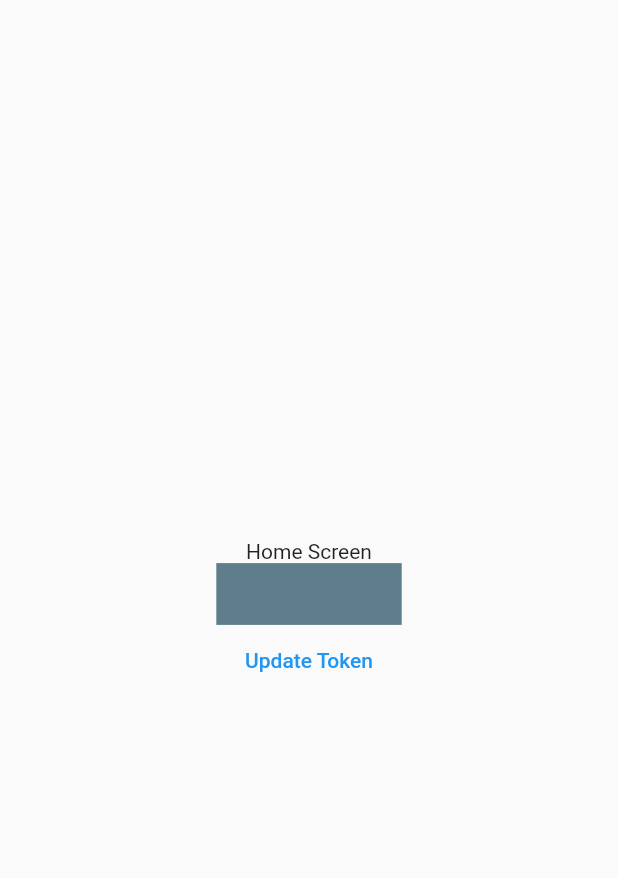
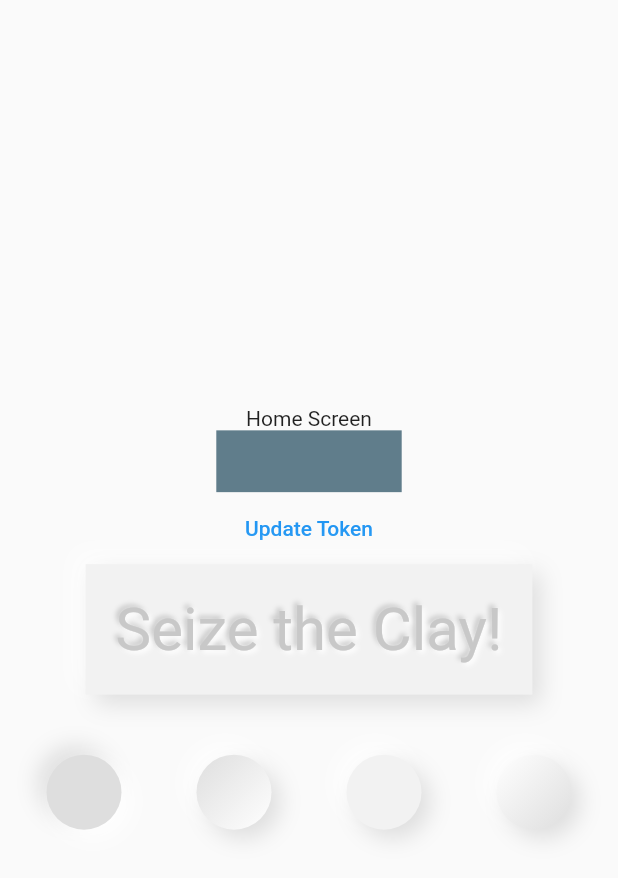
Before and after one commit to kelvin960606/flstart, a Flutter app: the Home screen opened by its route, on a phone screen of 412 x 824 dp. Shown: the top 878 px of the screen. Run offline on Flutter 3.47's test engine with Material 2 defaults, Android fonts, the phone set to English and light mode, and no system bars; drawn by our look-alikes of clay_containers; our stand-ins replace animate_do, dio, get, get_storage, shared_preferences; accounts and stored records are empty.

Commit message:
update componennt

```diff
--- a/lib/Controllers/authController.dart
+++ b/lib/Controllers/authController.dart
@@ -26,7 +26,7 @@ class AuthController extends GetxController {
   }
 
   void deleteToken() async {
-    token.nil();
+    token.value = '';
     box.remove('token');
     await prefs.remove('token');
   }
--- a/lib/Pages/home.dart
+++ b/lib/Pages/home.dart
@@ -1,16 +1,16 @@
+import 'package:animate_do/animate_do.dart';
+import 'package:clay_containers/clay_containers.dart';
 import 'package:flstart/Controllers/authController.dart';
 import 'package:flstart/Utils/common.dart';
 import 'package:flstart/Widgets/button.dart';
 import 'package:flutter/material.dart';
 import 'package:get/get.dart';
-import 'package:get_storage/get_storage.dart';
 
 class Home extends StatelessWidget {
   const Home({Key key}) : super(key: key);
 
   @override
   Widget build(BuildContext context) {
-    final box = GetStorage();
     final AuthController controller = Get.find();
     return Scaffold(
       body: Center(
@@ -33,6 +33,66 @@ class Home extends StatelessWidget {
                   var num = random(1, 100);
                   controller.updateToken(num.toString());
                 }),
+            ClayContainer(
+              color: Color(0xFFF2F2F2),
+              child: Padding(
+                padding: EdgeInsets.all(20),
+                child: ClayText("Seize the Clay!", emboss: true, size: 40),
+              ),
+            ),
+            SizedBox(height: 40),
+            Row(
+              mainAxisAlignment: MainAxisAlignment.center,
+              children: [
+                Pulse(
+                  delay: Duration(seconds: 1),
+                  infinite: true,
+                  child: ClayContainer(
+                    emboss: true,
+                    color: Color(0xFFF2F2F2),
+                    height: 50,
+                    width: 50,
+                    borderRadius: 50,
+                  ),
+                ),
+                SizedBox(width: 50),
+                Pulse(
+                  delay: Duration(seconds: 2),
+                  infinite: true,
+                  child: ClayContainer(
+                    color: Color(0xFFF2F2F2),
+                    height: 50,
+                    width: 50,
+                    borderRadius: 75,
+                    curveType: CurveType.concave,
+                  ),
+                ),
+                SizedBox(width: 50),
+                Pulse(
+                  delay: Duration(seconds: 3),
+                  infinite: true,
+                  child: ClayContainer(
+                    color: Color(0xFFF2F2F2),
+                    height: 50,
+                    width: 50,
+                    borderRadius: 75,
+                    curveType: CurveType.none,
+                  ),
+                ),
+                SizedBox(width: 50),
+                Pulse(
+                  delay: Duration(seconds: 4),
+                  infinite: true,
+                  child: ClayContainer(
+                    color: Color(0xFFF2F2F2),
+                    height: 50,
+                    width: 50,
+                    borderRadius: 75,
+                    curveType: CurveType.convex,
+                  ),
+                ),
+              ],
+            ),
           ],
         ),
       ),
```
Also changed, not shown: pubspec.yaml (+7 -3 lines), pubspec.lock.
